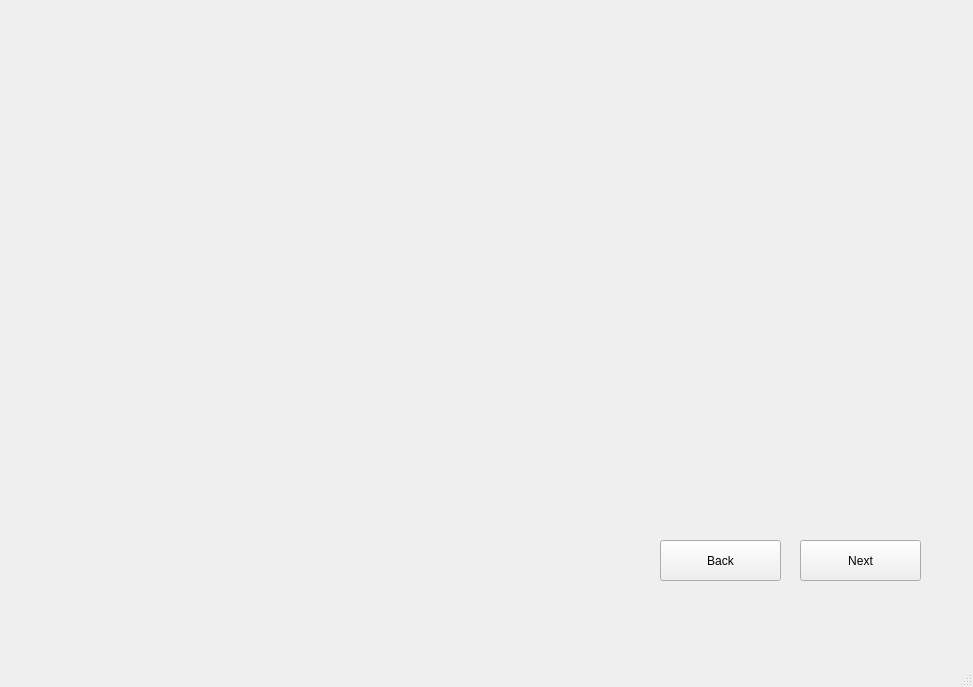
The window that CanalResorReservationApp/reservationapp.ui (MathewLister/Canal-Resort-Reservation-App) describes before a commit, drawn with Qt 5.
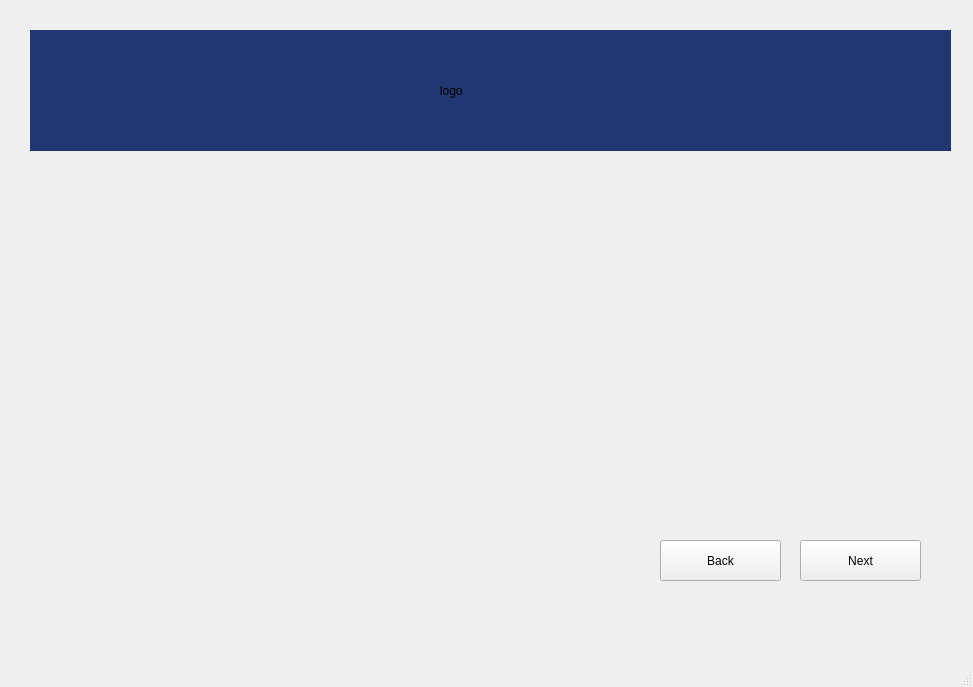
The same window after the commit. The open tabs and pages were chosen to show the change.

Commit message: Added banner/logo to all pages

The edit to the form file:
```diff
--- a/CanalResorReservationApp/reservationapp.ui
+++ b/CanalResorReservationApp/reservationapp.ui
@@ -487,6 +487,35 @@
        <string>Back</string>
       </property>
      </widget>
+     <widget class="QLabel" name="ColorBar_2">
+      <property name="geometry">
+       <rect>
+        <x>0</x>
+        <y>0</y>
+        <width>931</width>
+        <height>121</height>
+       </rect>
+      </property>
+      <property name="styleSheet">
+       <string notr="true">background-color: #213771</string>
+      </property>
+      <property name="text">
+       <string/>
+      </property>
+     </widget>
+     <widget class="QLabel" name="CanalLogo_2">
+      <property name="geometry">
+       <rect>
+        <x>370</x>
+        <y>0</y>
+        <width>171</width>
+        <height>121</height>
+       </rect>
+      </property>
+      <property name="text">
+       <string>            logo</string>
+      </property>
+     </widget>
     </widget>
     <widget class="QWidget" name="ConfirmationPage">
      <widget class="QPushButton" name="BackButton_2">
```
Left out of the diff: 39 changed lines with no effect on the pictures. The commit also changes 1 other file.
